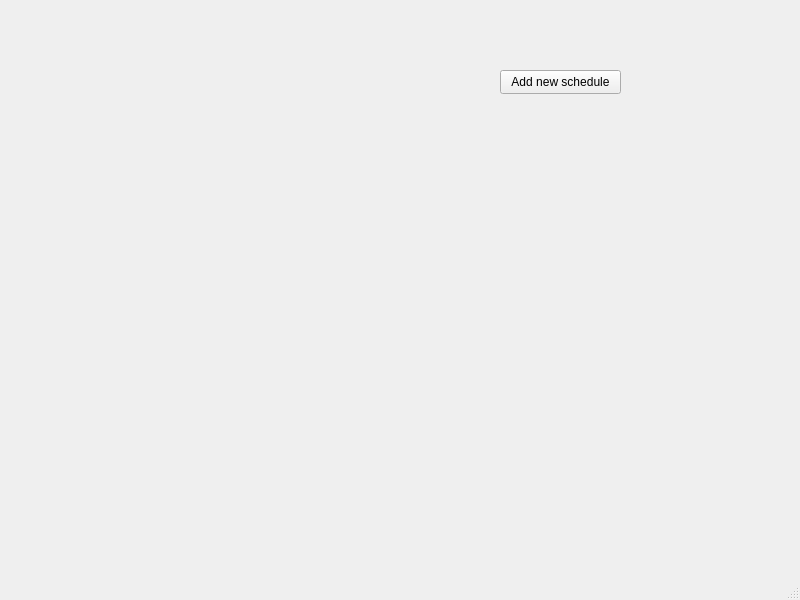
Old version of the form qt_proj/mainwindow.ui in the repository HappyFern666/QT-project.
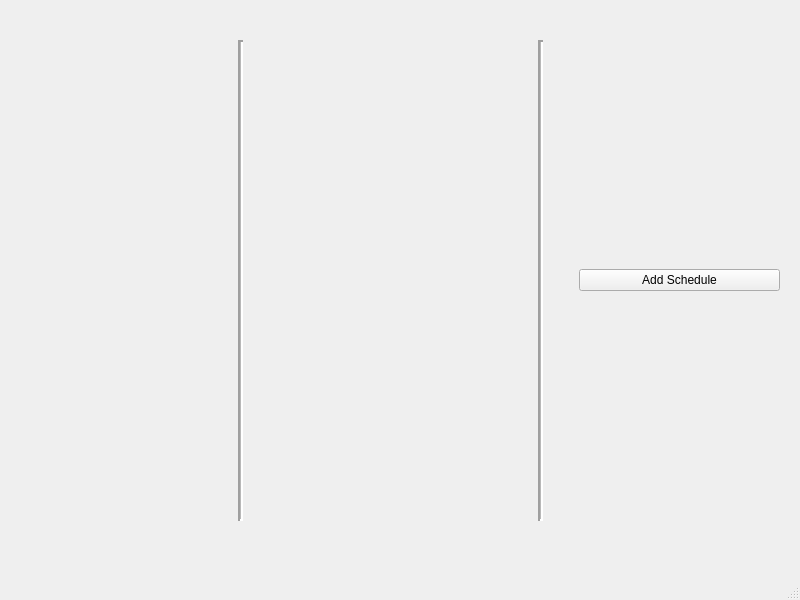
New version of the form.

Commit message: added some layouts to mainwindow; rewrited add_schedule dialog with ui, but uifile failed to open.

```diff
--- a/qt_proj/mainwindow.ui
+++ b/qt_proj/mainwindow.ui
@@ -14,17 +14,89 @@
    <string>MainWindow</string>
   </property>
   <widget class="QWidget" name="centralwidget">
-   <widget class="QPushButton" name="Add_new_schedule">
+   <widget class="QWidget" name="verticalLayoutWidget">
     <property name="geometry">
      <rect>
-      <x>500</x>
-      <y>70</y>
-      <width>121</width>
-      <height>24</height>
+      <x>20</x>
+      <y>40</y>
+      <width>181</width>
+      <height>481</height>
      </rect>
     </property>
-    <property name="text">
-     <string>Add new schedule</string>
+    <layout class="QVBoxLayout" name="verticalLayout"/>
+   </widget>
+   <widget class="QWidget" name="verticalLayoutWidget_2">
+    <property name="geometry">
+     <rect>
+      <x>280</x>
+      <y>120</y>
+      <width>221</width>
+      <height>401</height>
+     </rect>
+    </property>
+    <layout class="QVBoxLayout" name="verticalLayout_2"/>
+   </widget>
+   <widget class="QWidget" name="verticalLayoutWidget_3">
+    <property name="geometry">
+     <rect>
+      <x>579</x>
+      <y>40</y>
+      <width>201</width>
+      <height>481</height>
+     </rect>
+    </property>
+    <layout class="QVBoxLayout" name="verticalLayout_3">
+     <item>
+      <widget class="QPushButton" name="Add_Schedule">
+       <property name="enabled">
+        <bool>true</bool>
+       </property>
+       <property name="text">
+        <string>Add Schedule</string>
+       </property>
+      </widget>
+     </item>
+    </layout>
+   </widget>
+   <widget class="Line" name="line">
+    <property name="geometry">
+     <rect>
+      <x>200</x>
+      <y>40</y>
+      <width>81</width>
+      <height>481</height>
+     </rect>
+    </property>
+    <property name="lineWidth">
+     <number>2</number>
+    </property>
+    <property name="midLineWidth">
+     <number>1</number>
+    </property>
+    <property name="orientation">
+     <enum>Qt::Vertical</enum>
+    </property>
+   </widget>
+   <widget class="Line" name="line_2">
+    <property name="geometry">
+     <rect>
+      <x>520</x>
+      <y>40</y>
+      <width>41</width>
+      <height>481</height>
+     </rect>
+    </property>
+    <property name="frameShadow">
+     <enum>QFrame::Sunken</enum>
+    </property>
+    <property name="lineWidth">
+     <number>2</number>
+    </property>
+    <property name="midLineWidth">
+     <number>1</number>
+    </property>
+    <property name="orientation">
+     <enum>Qt::Vertical</enum>
     </property>
    </widget>
   </widget>
```
The commit also changes 553 other files.
